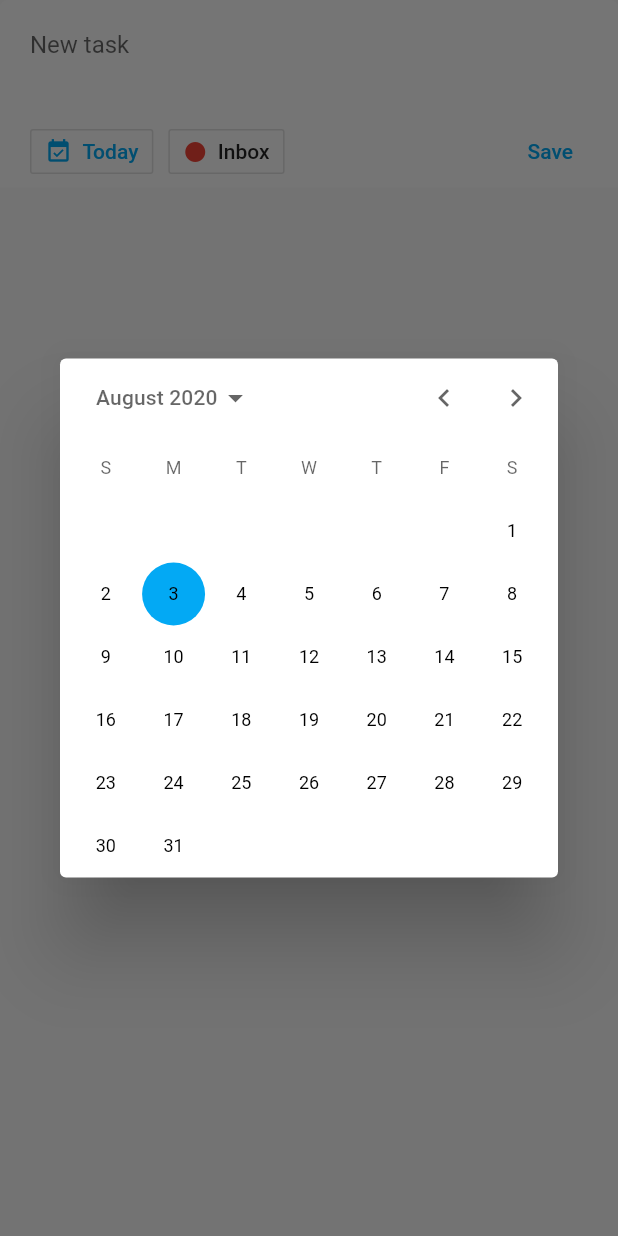
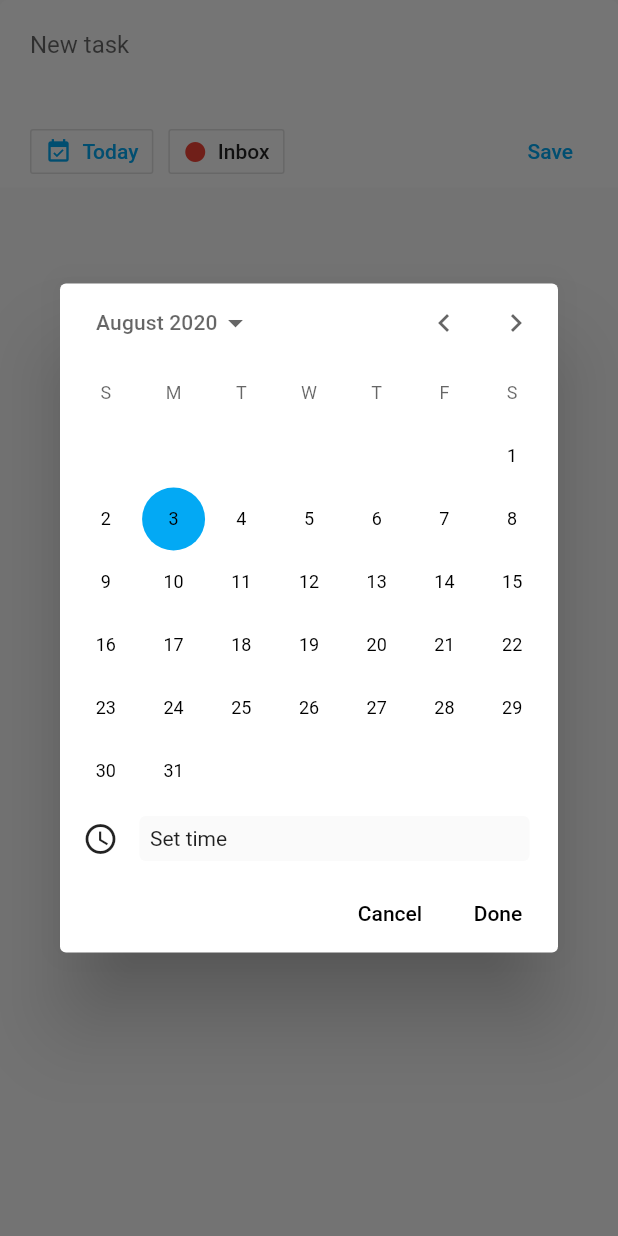
Before and after one commit to cleitonmonteiro/task-now, a Flutter app: the AddTodoBottomSheet widget shown alone on an empty page, opened directly, after a tap on "Today", on a phone screen of 412 x 824 dp. Run offline on Flutter 3.47's test engine with Material 2 defaults, Android fonts, the phone set to English and light mode, and no system bars; our stand-ins replace sqflite; accounts and stored records are empty.

Commit message:
implementation of custom date time picker

```diff
--- a/lib/core/utils.dart
+++ b/lib/core/utils.dart
@@ -1,3 +1,25 @@
 bool intToBool(int value) {
   return value == 0 ? false : true;
 }
+
+bool isToday(DateTime date) {
+  final now = DateTime.now().toString().split(' ').first;
+  final tmp = date.toString().split(' ').first;
+
+  return now == tmp;
+}
+
+const kMonths = {
+  1: 'Jan',
+  2: 'Feb',
+  3: 'Mar',
+  4: 'Apr',
+  5: 'May',
+  6: 'Jun',
+  7: 'Jul',
+  8: 'Aug',
+  9: 'Sep',
+  10: 'Oct',
+  11: 'Nov',
+  12: 'Dec',
+};
--- a/lib/widgets/add_todo_bottom_sheet.dart
+++ b/lib/widgets/add_todo_bottom_sheet.dart
@@ -1,7 +1,9 @@
 import 'package:flutter/material.dart';
 import 'package:provider/provider.dart';
+import 'package:task_now/core/utils.dart';
 import 'package:task_now/data/todo.dart';
 import 'package:task_now/todo_brain.dart';
+import 'package:task_now/widgets/datetime_picker_dialog.dart';
 
 class AddTodoBottomSheet extends StatefulWidget {
   @override
@@ -12,6 +14,17 @@ class _AddTodoBottomSheetState extends State<AddTodoBottomSheet> {
   String _description;
   DateTime date;
   bool _enableSave = false;
+
+  @override
+  void initState() {
+    super.initState();
+    date = _defaultDate;
+  }
+
+  DateTime get _defaultDate => DateTime.now().add(Duration(hours: 2));
+
+  String get _dateButtomText =>
+      isToday(date) ? 'Today' : '${kMonths[date.month]} ${date.day}';
 
   @override
   Widget build(BuildContext context) {
@@ -36,9 +49,7 @@ class _AddTodoBottomSheetState extends State<AddTodoBottomSheet> {
                 _description = value;
 
                 if (_description.isNotEmpty != _enableSave) {
-                  setState(() {
-                    _enableSave = !_enableSave;
-                  });
+                  setState(() => _enableSave = !_enableSave);
                 }
               },
               maxLines: 3,
@@ -52,9 +63,7 @@ class _AddTodoBottomSheetState extends State<AddTodoBottomSheet> {
             Row(
               children: <Widget>[
                 OutlineButton(
-                  onPressed: () {
-                    showMD(context);
-                  },
+                  onPressed: _showDateTimeDialog,
                   child: Row(
                     children: <Widget>[
                       Icon(
@@ -65,7 +74,7 @@ class _AddTodoBottomSheetState extends State<AddTodoBottomSheet> {
                       Padding(
                         padding: EdgeInsets.only(left: 7.0),
                         child: Text(
-                          'Today',
+                          _dateButtomText,
                           style: TextStyle(
                             color: Theme.of(context).accentColor,
                           ),
@@ -118,25 +127,17 @@ class _AddTodoBottomSheetState extends State<AddTodoBottomSheet> {
     Navigator.pop(context);
   }
 
-  Future<DateTime> showMD(BuildContext context) async {
+  void _showDateTimeDialog() async {
     final now = DateTime.now();
-    date = now;
-    final dialog = Dialog(
-      child: CalendarDatePicker(
-        initialDate: date,
-        firstDate: DateTime(now.year - 2),
-        lastDate: DateTime(now.year + 2),
-        onDateChanged: (value) {
-          setState(() {
-            date = value;
-          });
-        },
-      ),
+    final selectedDate = await showDatetimePicker(
+      context: context,
+      initialDate: now,
+      firstDate: DateTime(now.year - 2),
+      lastDate: DateTime(now.year + 2),
     );
 
-    return await showDialog<DateTime>(
-      context: context,
-      builder: (context) => dialog,
-    );
+    if (selectedDate != null) {
+      setState(() => date = selectedDate);
+    }
   }
 }
--- /dev/null
+++ b/lib/widgets/datetime_picker_dialog.dart
@@ -0,0 +1,160 @@
+import 'package:flutter/material.dart';
+
+Future<DateTime> showDatetimePicker({
+  @required BuildContext context,
+  @required DateTime initialDate,
+  @required DateTime firstDate,
+  @required DateTime lastDate,
+}) {
+  Widget dialog = DateTimePickerDialog(
+    initialDate: initialDate,
+    firstDate: firstDate,
+    lastDate: lastDate,
+  );
+
+  return showDialog<DateTime>(
+    context: context,
+    builder: (BuildContext context) => dialog,
+  );
+}
+
+class DateTimePickerDialog extends StatefulWidget {
+  const DateTimePickerDialog({
+    @required this.initialDate,
+    @required this.firstDate,
+    @required this.lastDate,
+    this.cancelText = 'Cancel',
+    this.confirmText = 'Done',
+  });
+
+  /// The initially selected [DateTime] that the picker should display.
+  final DateTime initialDate;
+
+  /// The earliest allowable [DateTime] that the user can select.
+  final DateTime firstDate;
+
+  /// The latest allowable [DateTime] that the user can select.
+  final DateTime lastDate;
+
+  /// The text that is displayed on the cancel button.
+  final String cancelText;
+
+  /// The text that is displayed on the confirm button.
+  final String confirmText;
+
+  @override
+  _DateTimePickerDialogState createState() => _DateTimePickerDialogState();
+}
+
+class _DateTimePickerDialogState extends State<DateTimePickerDialog> {
+  DateTime _selectedDate;
+  TimeOfDay _selectedTime;
+
+  @override
+  void initState() {
+    super.initState();
+    _selectedDate = widget.initialDate;
+  }
+
+  void _handleOk() {
+    if (_selectedTime != null) {
+      final datetime = DateTime(
+        _selectedDate.year,
+        _selectedDate.month,
+        _selectedDate.day,
+        _selectedTime.hour,
+        _selectedTime.minute,
+      );
+
+      return Navigator.pop(context, datetime);
+    }
+
+    Navigator.pop(context, _selectedDate);
+  }
+
+  void _handleCancel() {
+    Navigator.pop(context);
+  }
+
+  void _handleDateChanged(DateTime date) {
+    setState(() => _selectedDate = date);
+  }
+
+  void _showSetTimeDialog() async {
+    final now = TimeOfDay.now();
+
+    final selectedTime = await showTimePicker(
+      context: context,
+      initialTime: now,
+    );
+
+    if (selectedTime != null) {
+      setState(() => _selectedTime = selectedTime);
+    }
+  }
+
+  String get _timeText =>
+      _selectedTime != null ? _selectedTime.format(context) : 'Set time';
+
+  @override
+  Widget build(BuildContext context) {
+    final Widget actions = ButtonBar(
+      buttonTextTheme: ButtonTextTheme.primary,
+      layoutBehavior: ButtonBarLayoutBehavior.constrained,
+      children: <Widget>[
+        FlatButton(
+          child: Text(widget.cancelText),
+          onPressed: _handleCancel,
+        ),
+        FlatButton(
+          child: Text(widget.confirmText),
+          onPressed: _handleOk,
+        ),
+      ],
+    );
+
+    Widget datePicker = CalendarDatePicker(
+      initialDate: _selectedDate,
+      firstDate: widget.firstDate,
+      lastDate: widget.lastDate,
+      onDateChanged: _handleDateChanged,
+    );
+
+    Widget setTimeButtom = RawMaterialButton(
+      padding: EdgeInsets.symmetric(horizontal: 15.0),
+      onPressed: () => _showSetTimeDialog(),
+      child: Row(
+        children: <Widget>[
+          Padding(
+            padding: const EdgeInsets.only(right: 10.0),
+            child: Icon(Icons.schedule),
+          ),
+          Expanded(
+            child: Card(
+              elevation: 0.0,
+              color: Theme.of(context).canvasColor,
+              child: Padding(
+                padding: const EdgeInsets.all(7.0),
+                child: Text(_timeText),
+              ),
+            ),
+          ),
+        ],
+      ),
+    );
+
+    return Dialog(
+      child: Column(
+        mainAxisSize: MainAxisSize.min,
+        crossAxisAlignment: CrossAxisAlignment.stretch,
+        children: <Widget>[
+          Flexible(
+            child: datePicker,
+          ),
+          setTimeButtom,
+          actions,
+        ],
+      ),
+    );
+  }
+}
```
